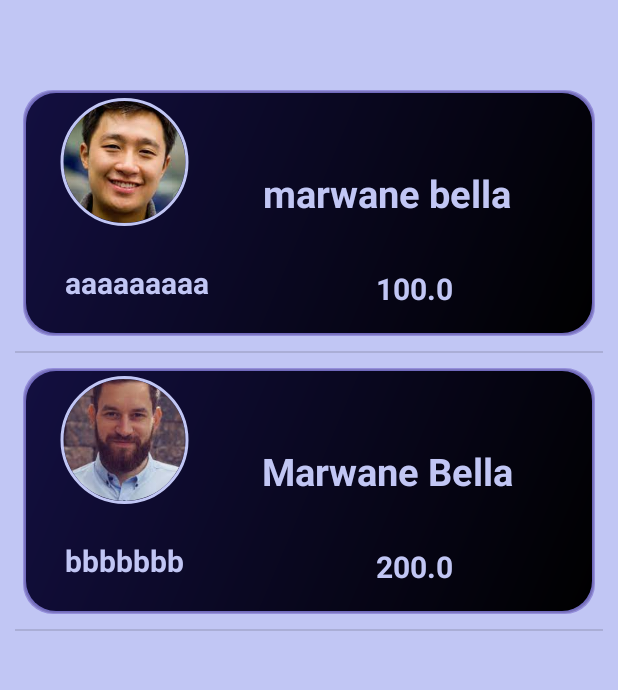
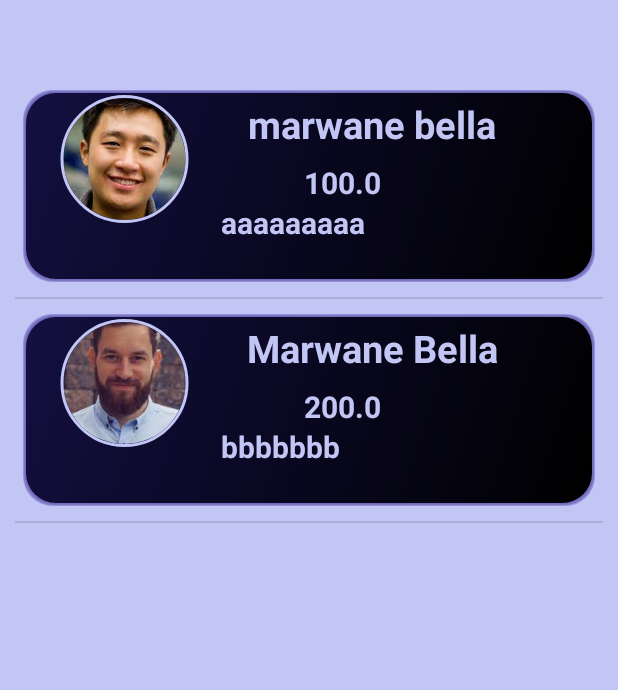
Before and after one commit to MarwaneBella/Serve-App, an Android app: the fragment EditListFragment placed in its activity, on a phone screen of 412 x 824 dp, the part 218-908 px from its top. Run offline under Robolectric (Android 15) with nearby library versions, the phone set to English and light mode, and no system bars; our stand-ins replace CircleImageView, Firebase (no records; nobody signed in at launch, a user with empty details on screens opened directly); libraries missing offline, so code that uses them is left out: com.etebarian.meowbottomnavigation; plain views replace MeowBottomNavigation; 7 statements that could not run were skipped.

Commit message:
hamza update

```diff
--- a/app/src/main/res/layout/list_view.xml
+++ b/app/src/main/res/layout/list_view.xml
@@ -6,8 +6,8 @@
     android:layout_height="wrap_content">
 
     <androidx.constraintlayout.widget.ConstraintLayout
-        android:layout_width="match_parent"
-        android:layout_height="wrap_content"
+        android:layout_width="388dp"
+        android:layout_height="128dp"
         android:layout_marginStart="5dp"
         android:layout_marginTop="10dp"
         android:layout_marginEnd="5dp"
@@ -44,31 +44,30 @@
             android:textStyle="bold"
             app:layout_constraintBottom_toBottomOf="parent"
             app:layout_constraintEnd_toEndOf="parent"
-            app:layout_constraintHorizontal_bias="0.444"
+            app:layout_constraintHorizontal_bias="0.343"
             app:layout_constraintStart_toEndOf="@+id/avatar"
             app:layout_constraintTop_toTopOf="parent"
-            app:layout_constraintVertical_bias="0.442" />
+            app:layout_constraintVertical_bias="0.045" />
 
         <TextView
             android:id="@+id/description"
             android:layout_width="219dp"
             android:layout_height="34dp"
-            android:layout_marginTop="24dp"
-            android:layout_marginEnd="132dp"
+            android:layout_marginEnd="28dp"
             android:text="payment of facture"
             android:textColor="@color/secondColor"
             android:textSize="20sp"
             android:textStyle="bold"
             app:layout_constraintBottom_toBottomOf="parent"
             app:layout_constraintEnd_toEndOf="parent"
-            app:layout_constraintTop_toBottomOf="@+id/avatar"
-            app:layout_constraintVertical_bias="0.933" />
+            app:layout_constraintTop_toTopOf="parent"
+            app:layout_constraintVertical_bias="0.946" />
 
         <TextView
             android:id="@+id/price"
             android:layout_width="116dp"
             android:layout_height="28dp"
-            android:layout_marginEnd="28dp"
+            android:layout_marginEnd="76dp"
             android:text="4000 DH"
             android:textColor="@color/secondColor"
             android:textSize="20sp"
@@ -76,7 +75,7 @@
             app:layout_constraintBottom_toBottomOf="parent"
             app:layout_constraintEnd_toEndOf="parent"
             app:layout_constraintTop_toBottomOf="@+id/username"
-            app:layout_constraintVertical_bias="0.941" />
+            app:layout_constraintVertical_bias="0.18" />
 
     </androidx.constraintlayout.widget.ConstraintLayout>
 </RelativeLayout>
```
